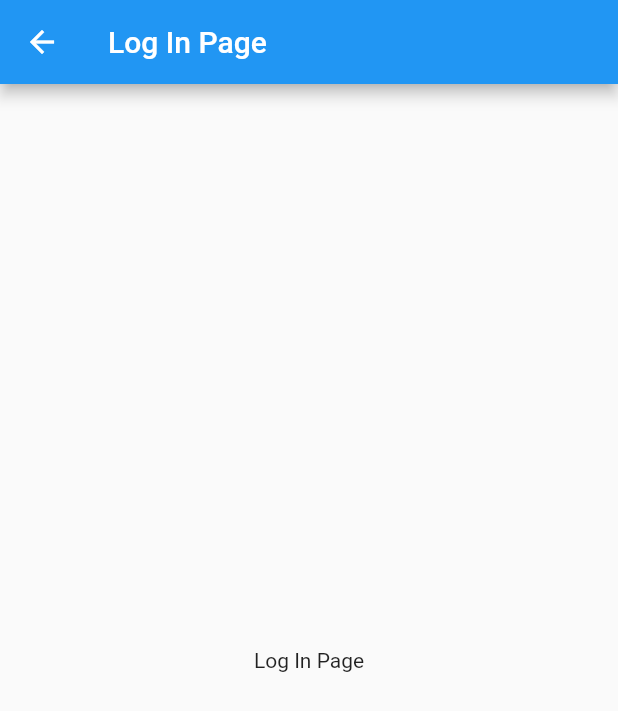
After one commit to rocksolid911/medicinereminder, a Flutter app: the LogInPage screen opened by its route, on a phone screen of 412 x 824 dp. The commit adds this screen. Shown: the top 711 px of the screen. Run offline on Flutter 3.47's test engine with Material 2 defaults, Android fonts, the phone set to English and light mode, and no system bars; our stand-ins replace flutter_riverpod, smooth_page_indicator.

Commit message:
initial page intro,splah,login page setup

```diff
--- /dev/null
+++ b/lib/auth/login.dart
@@ -0,0 +1,32 @@
+import 'package:flutter/material.dart';
+import 'package:flutter_riverpod/flutter_riverpod.dart';
+
+class LogInPage extends ConsumerStatefulWidget {
+  const LogInPage({
+    Key? key,
+  }) : super(key: key);
+
+  @override
+  ConsumerState createState() => _LogInPageState();
+}
+
+class _LogInPageState extends ConsumerState<LogInPage> {
+  @override
+  Widget build(BuildContext context) {
+    return Scaffold(
+      appBar: AppBar(
+        title: const Text('Log In Page'),
+      ),
+      body: Center(
+        child: Column(
+          mainAxisAlignment: MainAxisAlignment.center,
+          children: const <Widget>[
+            Text(
+              'Log In Page',
+            ),
+          ],
+        ),
+      ),
+    );
+  }
+}
--- /dev/null
+++ b/lib/riverpod/riverpod.dart
@@ -0,0 +1,5 @@
+import 'package:flutter_riverpod/flutter_riverpod.dart';
+import 'package:medicinereminder/intropage/introprovider.dart';
+final introProvider = ChangeNotifierProvider<IntroRepo>((ref) {
+  return IntroRepo();
+});
--- /dev/null
+++ b/lib/router/routes.dart
@@ -0,0 +1,47 @@
+import 'package:flutter/material.dart';
+import 'package:medicinereminder/auth/login.dart';
+import 'package:medicinereminder/intropage/intropage.dart';
+import 'package:medicinereminder/spalshscreen/splashscreen.dart';
+
+class Routes {
+  static Route<dynamic> generateRoute(RouteSettings settings) {
+    switch (settings.name) {
+      case '/':
+        return CustomRoute(
+          builder: (_) => const SplashScreen(),
+          settings: settings,
+        );
+        // case '/main':
+        // return CustomRoute(
+        //   builder: (_) => HomePage(),
+        //   settings: settings,
+        // );
+      case '/login':
+        return CustomRoute(
+          builder: (_) => const LogInPage(),
+          settings: settings,
+        );
+      case '/welcomeScreen':
+        return CustomRoute(
+          builder: (_) => const IntroPage(),
+          settings: settings,
+        );
+      default:
+        return _errorRoute();
+    }
+  }
+
+  static Route<dynamic> _errorRoute() {
+    return CustomRoute(
+      builder: (_) => const Scaffold(
+        body: Center(
+          child: Text('ERROR'),
+        ),
+      ),
+    );
+  }
+}
+class CustomRoute<T> extends MaterialPageRoute<T> {
+  CustomRoute({required WidgetBuilder builder, RouteSettings? settings})
+      : super(builder: builder, settings: settings);
+}
```
Also changed, not shown: lib/intropage/intropage.dart (added, +73 -0 lines), lib/intropage/introprovider.dart (added, +21 -0 lines), lib/main.dart (+11 -55 lines), lib/spalshscreen/splashscreen.dart (added, +28 -0 lines), assets/img/dash.png (added), lib/auth/authprovider.dart (added).
